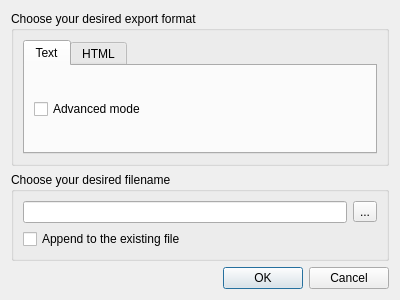
Before: the Qt Designer form Source/GUI/Qt/export.ui in beppec56/MediaInfo-git_svn, drawn with Qt 5.
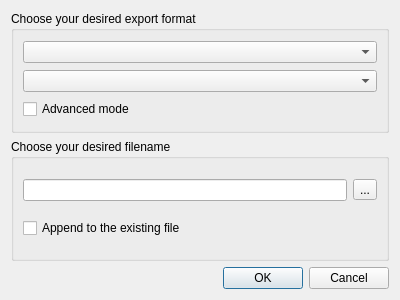
After: the same form once the commit is applied.

```diff
--- a/Source/GUI/Qt/export.ui
+++ b/Source/GUI/Qt/export.ui
@@ -21,38 +21,16 @@
      </property>
      <layout class="QVBoxLayout" name="verticalLayout_3">
       <item>
-       <widget class="QTabWidget" name="tabWidget">
-        <property name="currentIndex">
-         <number>0</number>
-        </property>
-        <widget class="QWidget" name="Text">
-         <attribute name="title">
-          <string>Text</string>
-         </attribute>
-         <layout class="QVBoxLayout" name="verticalLayout_2">
+       <widget class="QComboBox" name="comboBoxMode"/>
+      </item>
           <item>
-           <widget class="QCheckBox" name="textAdvanced">
-            <property name="text">
-             <string>Advanced mode</string>
-            </property>
-           </widget>
-          </item>
-         </layout>
-        </widget>
-        <widget class="QWidget" name="HTML">
-         <attribute name="title">
-          <string>HTML</string>
-         </attribute>
-         <layout class="QVBoxLayout" name="verticalLayout_4">
+       <widget class="QComboBox" name="comboBoxConfig"/>
+      </item>
           <item>
-           <widget class="QCheckBox" name="htmlAdvanced">
+       <widget class="QCheckBox" name="checkBoxAdvanced">
             <property name="text">
              <string>Advanced mode</string>
             </property>
-           </widget>
-          </item>
-         </layout>
-        </widget>
        </widget>
       </item>
      </layout>
```
Lines whose indentation alone changed are shown as unchanged.
